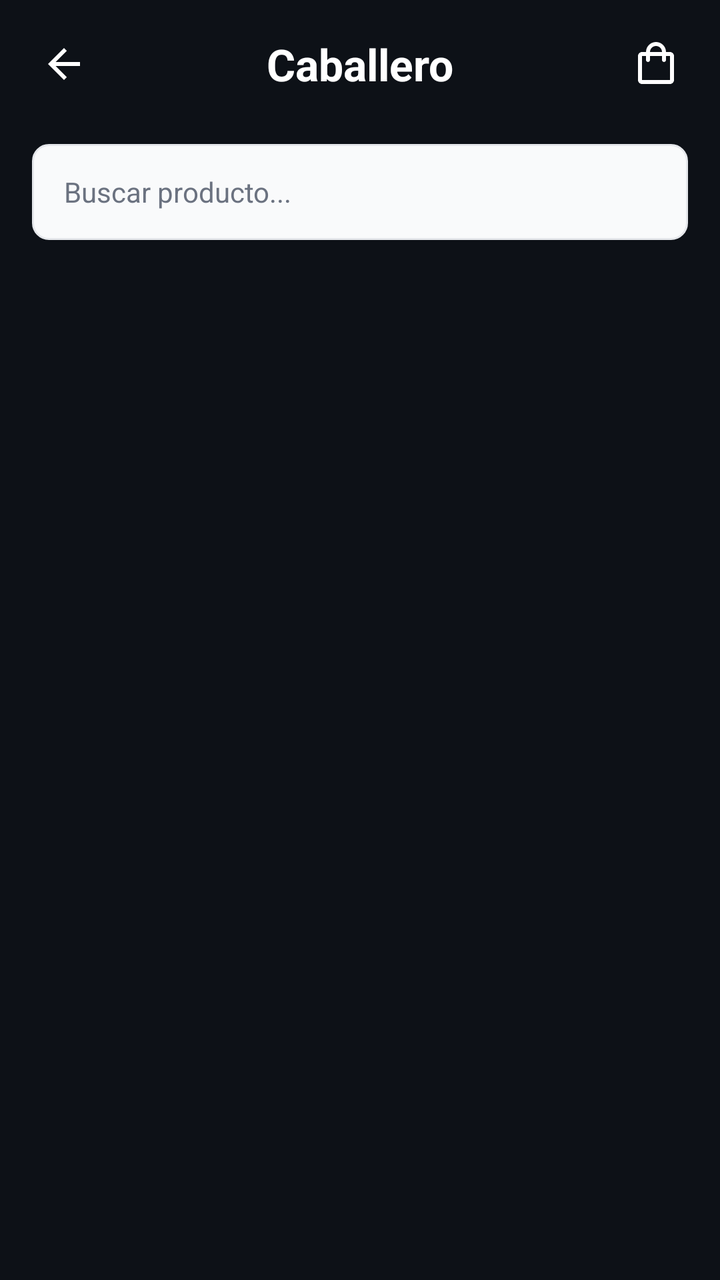
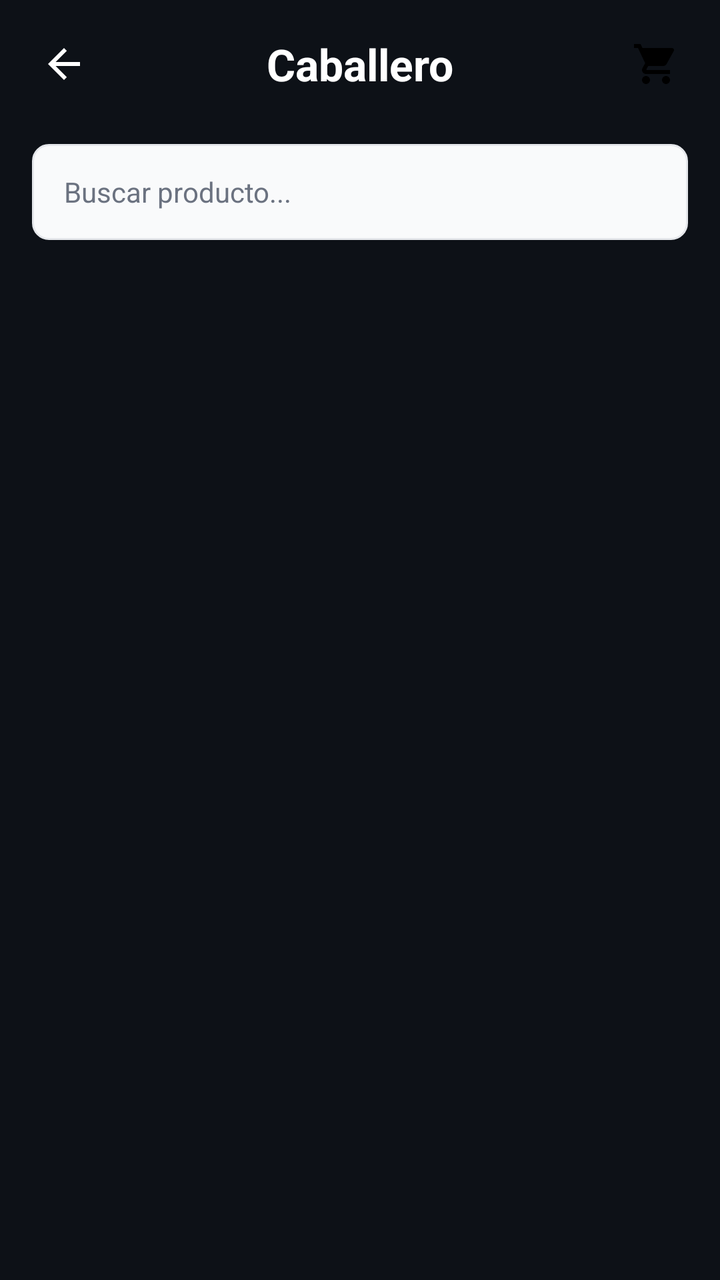

Before-and-after screenshots of an Android layout around one commit, followed by the original layout XML and the change that was made.
<!-- AndroidManifest.xml: application theme Theme.MarentsApp -->
<!-- res/layout/fragment_productos_categoria.xml -->
<?xml version="1.0" encoding="utf-8"?>
<LinearLayout
    xmlns:android="http://schemas.android.com/apk/res/android"
    xmlns:app="http://schemas.android.com/apk/res-auto"
    android:layout_width="match_parent"
    android:layout_height="match_parent"
    android:orientation="vertical"
    android:background="#0D1117">

    
    <LinearLayout
        android:layout_width="match_parent"
        android:layout_height="wrap_content"
        android:orientation="horizontal"
        android:gravity="center_vertical"
        android:padding="16dp">

        
        <ImageButton
            android:id="@+id/btnVolverCategorias"
            android:layout_width="32dp"
            android:layout_height="32dp"
            android:background="?attr/selectableItemBackgroundBorderless"
            android:src="@drawable/ic_arrow_back"
            android:contentDescription="Volver a categorías"
            app:tint="#FFFFFF" />

        <TextView
            android:id="@+id/tvTituloCategoria"
            android:layout_width="0dp"
            android:layout_height="wrap_content"
            android:layout_weight="1"
            android:text="Caballero"
            android:textColor="#FFFFFF"
            android:textSize="22sp"
            android:textStyle="bold"
            android:gravity="center" />

        
        <ImageButton
            android:id="@+id/btnCarrito"
            android:layout_width="32dp"
            android:layout_height="32dp"
            android:background="?attr/selectableItemBackgroundBorderless"
            android:src="@drawable/ic_shopping_bag"
            android:contentDescription="Ver carrito"
            app:tint="#FFFFFF" />
    </LinearLayout>

    
    <EditText
        android:id="@+id/etBuscar"
        android:layout_width="match_parent"
        android:layout_height="48dp"
        android:layout_marginHorizontal="16dp"
        android:layout_marginVertical="8dp"
        android:background="@drawable/bg_search_field"
        android:hint="Buscar producto..."
        android:textColorHint="#6B7280"
        android:textColor="#FFFFFF"
        android:paddingHorizontal="16dp"
        android:textSize="14sp"
        android:focusable="false"
        android:clickable="true" />

    
    <androidx.recyclerview.widget.RecyclerView
        android:id="@+id/recyclerViewProductos"
        android:layout_width="match_parent"
        android:layout_height="0dp"
        android:layout_weight="1"
        android:padding="8dp"
        android:clipToPadding="false" />

    
    <ProgressBar
        android:id="@+id/progressBar"
        android:layout_width="wrap_content"
        android:layout_height="wrap_content"
        android:layout_gravity="center"
        android:visibility="gone"
        android:indeterminateTint="#FFFFFF" />

</LinearLayout>
<!-- resources referenced by this layout -->
<resources>
  <!-- drawable bg_search_field (drawable) -->
  <?xml version="1.0" encoding="utf-8"?>
  <shape xmlns:android="http://schemas.android.com/apk/res/android"
      android:shape="rectangle">
      <solid android:color="#F9FAFB" />
      <stroke android:width="1dp" android:color="#E5E7EB" />
      <corners android:radius="8dp" />
  </shape>
  <!-- drawable ic_arrow_back (drawable) -->
  <?xml version="1.0" encoding="utf-8"?>
  <vector xmlns:android="http://schemas.android.com/apk/res/android"
      android:width="24dp"
      android:height="24dp"
      android:viewportWidth="24"
      android:viewportHeight="24">
      <path
          android:fillColor="#FFFFFF"
          android:pathData="M20,11H7.83l5.59,-5.59L12,4l-8,8 8,8 1.41,-1.41L7.83,13H20v-2z"/>
  </vector>
  <!-- drawable ic_shopping_bag (drawable) -->
  <vector xmlns:android="http://schemas.android.com/apk/res/android"
      android:width="24dp"
      android:height="24dp"
      android:viewportWidth="24"
      android:viewportHeight="24">
      <path
          android:fillColor="#FFFFFF"
          android:pathData="M19,6h-2c0,-2.76 -2.24,-5 -5,-5S7,3.24 7,6H5c-1.1,0 -2,0.9 -2,2v12c0,1.1 0.9,2 2,2h14c1.1,0 2,-0.9 2,-2V8C21,6.9 20.1,6 19,6zM12,3c1.66,0 3,1.34 3,3H9C9,4.34 10.34,3 12,3zM19,20H5V8h2v2c0,0.55 0.45,1 1,1s1,-0.45 1,-1V8h6v2c0,0.55 0.45,1 1,1s1,-0.45 1,-1V8h2V20z" />
  </vector>
  <style name="Theme.MarentsApp" parent="Theme.AppCompat.Light.NoActionBar" />
</resources>

<!-- the commit's change to res/layout/fragment_productos_categoria.xml (unified diff, before → after) -->
@@ -42,7 +42,7 @@
             android:layout_width="32dp"
             android:layout_height="32dp"
             android:background="?attr/selectableItemBackgroundBorderless"
-            android:src="@drawable/ic_shopping_bag"
+            android:src="@drawable/ic_nav_cart"
             android:contentDescription="Ver carrito"
             app:tint="#FFFFFF" />
     </LinearLayout>
<!-- resource entries referenced after the edit -->
@@ -19,15 +19,15 @@
           android:fillColor="#FFFFFF"
           android:pathData="M20,11H7.83l5.59,-5.59L12,4l-8,8 8,8 1.41,-1.41L7.83,13H20v-2z"/>
   </vector>
-  <!-- drawable ic_shopping_bag (drawable) -->
+  <!-- drawable ic_nav_cart (drawable) -->
   <vector xmlns:android="http://schemas.android.com/apk/res/android"
       android:width="24dp"
       android:height="24dp"
       android:viewportWidth="24"
       android:viewportHeight="24">
       <path
-          android:fillColor="#FFFFFF"
-          android:pathData="M19,6h-2c0,-2.76 -2.24,-5 -5,-5S7,3.24 7,6H5c-1.1,0 -2,0.9 -2,2v12c0,1.1 0.9,2 2,2h14c1.1,0 2,-0.9 2,-2V8C21,6.9 20.1,6 19,6zM12,3c1.66,0 3,1.34 3,3H9C9,4.34 10.34,3 12,3zM19,20H5V8h2v2c0,0.55 0.45,1 1,1s1,-0.45 1,-1V8h6v2c0,0.55 0.45,1 1,1s1,-0.45 1,-1V8h2V20z" />
+          android:fillColor="#000000"
+          android:pathData="M7,18c-1.1,0 -1.99,0.9 -1.99,2S5.9,22 7,22s2,-0.9 2,-2 -0.9,-2 -2,-2zM1,2v2h2l3.6,7.59 -1.35,2.45c-0.16,0.28 -0.25,0.61 -0.25,0.96 0,1.1 0.9,2 2,2h12v-2L7.42,15c-0.14,0 -0.25,-0.11 -0.25,-0.25l0.03,-0.12L8.1,13h7.45c0.75,0 1.41,-0.41 1.75,-1.03l3.58,-6.49c0.08,-0.14 0.12,-0.31 0.12,-0.48 0,-0.55 -0.45,-1 -1,-1L5.21,4l-0.94,-2L1,2zM17,18c-1.1,0 -1.99,0.9 -1.99,2s0.89,2 1.99,2 2,-0.9 2,-2 -0.9,-2 -2,-2z" />
   </vector>
   <style name="Theme.MarentsApp" parent="Theme.AppCompat.Light.NoActionBar" />
 </resources>
